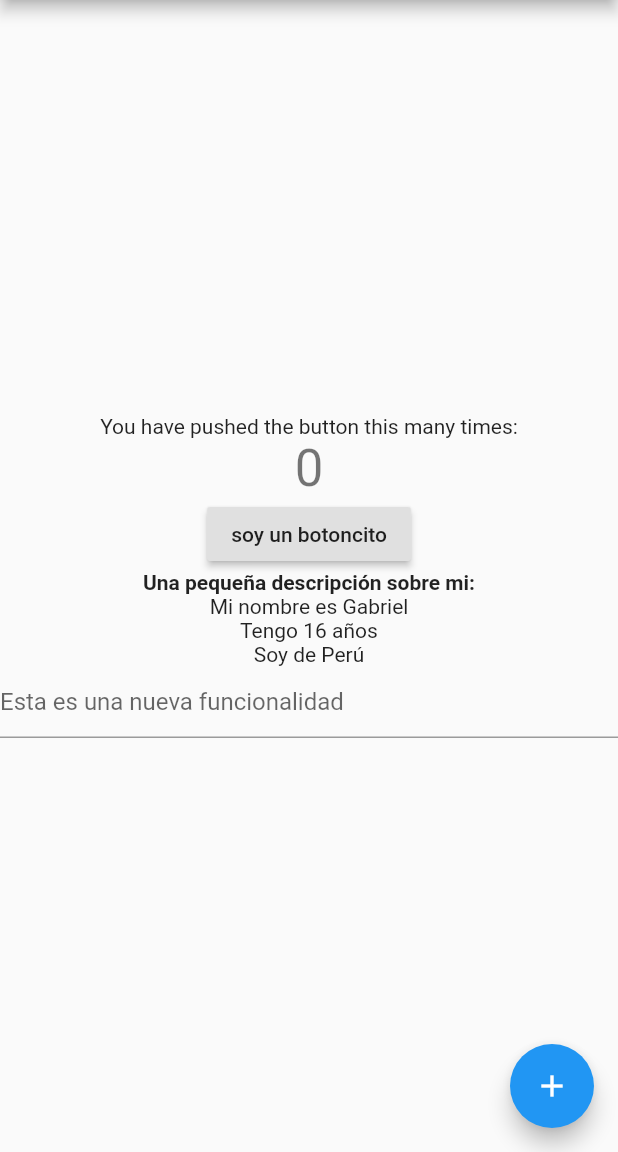
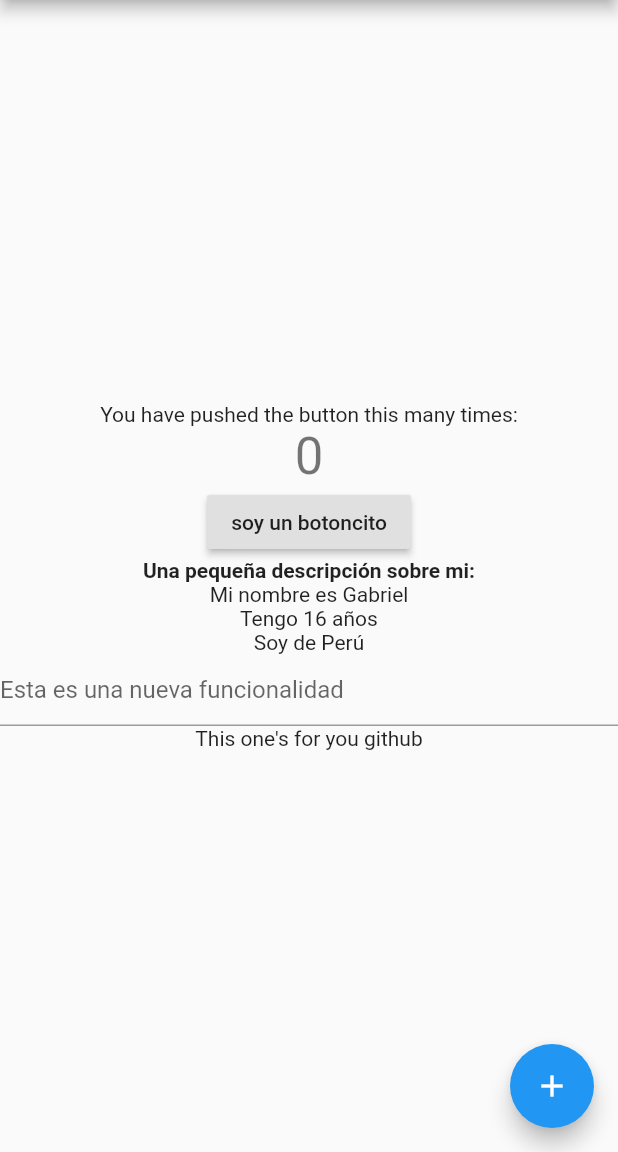
Before and after one commit to Jumpbotron/beta, a Flutter app: the screen it shows after launch, on a phone screen of 412 x 824 dp, the part 84-1236 px from its top. Run offline on Flutter 3.47's test engine with Material 2 defaults, Android fonts, the phone set to English and light mode, and no system bars.

Commit message:
Terminamos la seccion extra

```diff
--- a/lib/main.dart
+++ b/lib/main.dart
@@ -68,7 +68,8 @@ class _MyHomePageState extends State<MyHomePage> {
             TextField(
               decoration:
                   InputDecoration(hintText: "Esta es una nueva funcionalidad"),
-            )
+            ),
+            Text("This one's for you github")
           ],
         ),
       ),
```
